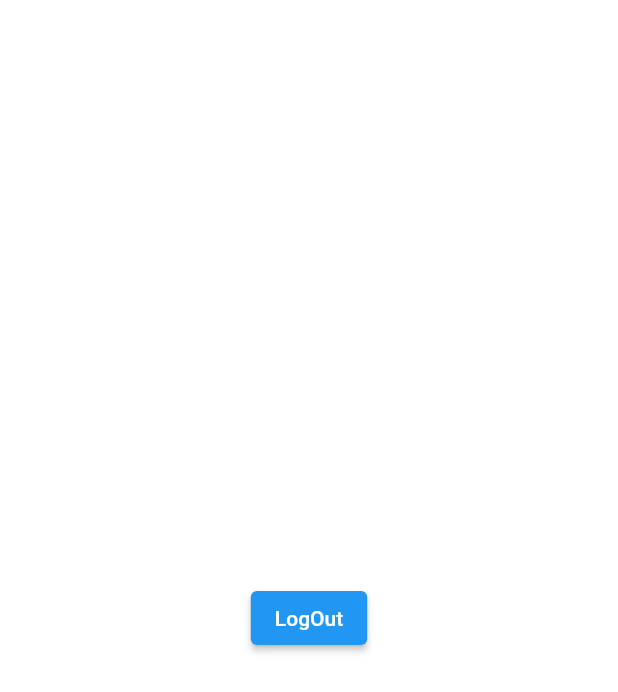
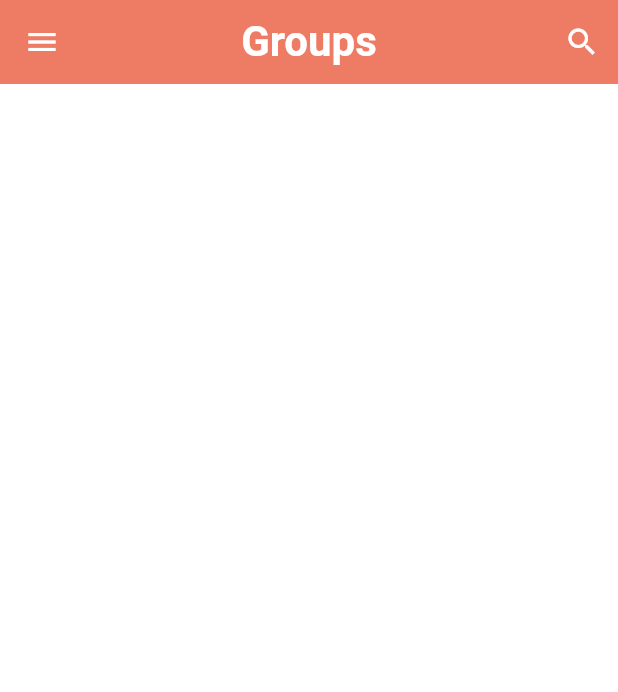
Before and after one commit to Shahanaj2000/ChatApp, a Flutter app: the HomePage screen opened directly, on a phone screen of 412 x 824 dp. Shown: the top 692 px of the screen. Run offline on Flutter 3.47's test engine with Material 2 defaults, Android fonts, the phone set to English and light mode, and no system bars; our stand-ins replace cloud_firestore, firebase_auth, firebase_core, shared_preferences; accounts and stored records are empty.

Commit message:
Logout Page Done!

```diff
--- a/lib/helpers/helper_function.dart
+++ b/lib/helpers/helper_function.dart
@@ -33,4 +33,16 @@ class HelperFunction {
     return sf.getBool(userLoggedInKey);
   }
 
+  static Future<String?> getUserEmailFormSF() async {
+    SharedPreferences sf = await SharedPreferences.getInstance();
+    return sf.getString(userEmailKey);
+  }
+
+  static Future<String?> getUserNameFormSF() async {
+    SharedPreferences sf = await SharedPreferences.getInstance();
+    return sf.getString(userNameKey);
+  }
+
+
+
 }
--- a/lib/pages/home_page.dart
+++ b/lib/pages/home_page.dart
@@ -1,19 +1,168 @@
+import 'package:chatappfirebase/helpers/helper_function.dart';
+import 'package:chatappfirebase/pages/auth/login_page.dart';
+import 'package:chatappfirebase/pages/profile_page.dart';
+import 'package:chatappfirebase/pages/search_page.dart';
 import 'package:chatappfirebase/services/auth_services.dart';
+import 'package:chatappfirebase/widgets/textform_widgets.dart';
 import 'package:flutter/material.dart';
 
-class HomePage extends StatelessWidget {
+class HomePage extends StatefulWidget {
   const HomePage({super.key});
 
   @override
+  State<HomePage> createState() => _HomePageState();
+}
+
+class _HomePageState extends State<HomePage> {
+  String userName = "";
+  String email = "";
+  AuthServices authServices = AuthServices();
+
+  @override
+  void initState() {
+    super.initState();
+    gettingUserData();
+  }
+
+  gettingUserData() async {
+    await HelperFunction.getUserEmailFormSF().then((value) {
+      setState(() {
+        email = value!;
+      });
+    });
+    await HelperFunction.getUserNameFormSF().then((val) {
+      setState(() {
+        userName = val!;
+      });
+    });
+  }
+
+  @override
   Widget build(BuildContext context) {
-    AuthServices authServices = AuthServices();
     return Scaffold(
-      body: Center(
-        child: ElevatedButton(
-          onPressed: () {
-            authServices.signOut();
-          },
-          child: const Text('LogOut'),
+      appBar: AppBar(
+        backgroundColor: Theme.of(context).primaryColor,
+        elevation: 0,
+        title: const Text(
+          'Groups',
+          style: TextStyle(fontSize: 28, fontWeight: FontWeight.bold),
+        ),
+        centerTitle: true,
+        actions: [
+          IconButton(
+            onPressed: () {
+              nextScreen(context, const SearchPage());
+            },
+            icon: const Icon(Icons.search),
+          ),
+        ],
+      ),
+      //..
+      drawer: Drawer(
+        child: ListView(
+          padding: const EdgeInsets.symmetric(vertical: 50),
+          children: <Widget>[
+            Icon(
+              Icons.account_circle,
+              size: 150,
+              color: Colors.grey[700],
+            ),
+            const SizedBox(
+              height: 15,
+            ),
+            Text(
+              userName,
+              textAlign: TextAlign.center,
+              style: const TextStyle(
+                  fontWeight: FontWeight.bold, color: Colors.red),
+            ),
+            const SizedBox(
+              height: 30,
+            ),
+            const Divider(
+              height: 2,
+            ),
+            ListTile(
+              onTap: () {},
+              selectedColor: Theme.of(context).primaryColor,
+              selected: true,
+              contentPadding:
+                  const EdgeInsets.symmetric(vertical: 5, horizontal: 20),
+              leading: const Icon(Icons.group),
+              title: const Text(
+                "Groups",
+                style: TextStyle(
+                    color: Colors.black,
+                    fontSize: 16,
+                    fontWeight: FontWeight.bold),
+              ),
+            ),
+            ListTile(
+              onTap: () {
+                nextScreen(context, const ProfilePage());
+              },
+              contentPadding:
+                  const EdgeInsets.symmetric(vertical: 5, horizontal: 20),
+              leading: const Icon(Icons.person),
+              title: const Text(
+                "Profile",
+                style: TextStyle(
+                    color: Colors.black,
+                    fontSize: 16,
+                    fontWeight: FontWeight.bold),
+              ),
+            ),
+            ListTile(
+              onTap: () async {
+                showDialog(
+
+                  barrierDismissible: false,
+                  context: context,
+                  builder: (context) {
+                    return AlertDialog(
+                      title: const Text("LogOut"),
+                      content: const Text("Are you sure you want to logout?"),
+                      actions: [
+                        IconButton(
+                          onPressed: () {
+                            Navigator.pop(context);
+                          },
+                          icon: const Icon(
+                            Icons.cancel,
+                            color: Colors.red,
+                          ),
+                        ),
+
+                        IconButton(
+                          onPressed: () async{
+                            await authServices.signOut();
+                            Navigator.of(context).pushAndRemoveUntil(MaterialPageRoute(builder: (context) => const LoginPage()), (route) => false);
+                          },
+                          icon: const Icon(
+                            Icons.done,
+                            color: Colors.green,
+                          ),
+                        ),
+                      ],
+                    );
+                  },
+                );
+                // authServices.signOut().whenComplete(() {
+                //   nextScreen(context, const LoginPage());
+                // });
+              },
+              contentPadding:
+                  const EdgeInsets.symmetric(vertical: 5, horizontal: 20),
+              leading: const Icon(Icons.exit_to_app),
+              title: const Text(
+                "Logout",
+                style: TextStyle(
+                    color: Colors.black,
+                    fontSize: 16,
+                    fontWeight: FontWeight.bold),
+              ),
+            ),
+          ],
         ),
       ),
     );
```
Also changed, not shown: lib/pages/profile_page.dart (added, +21 -0 lines), lib/pages/search_page.dart (added, +20 -0 lines).
